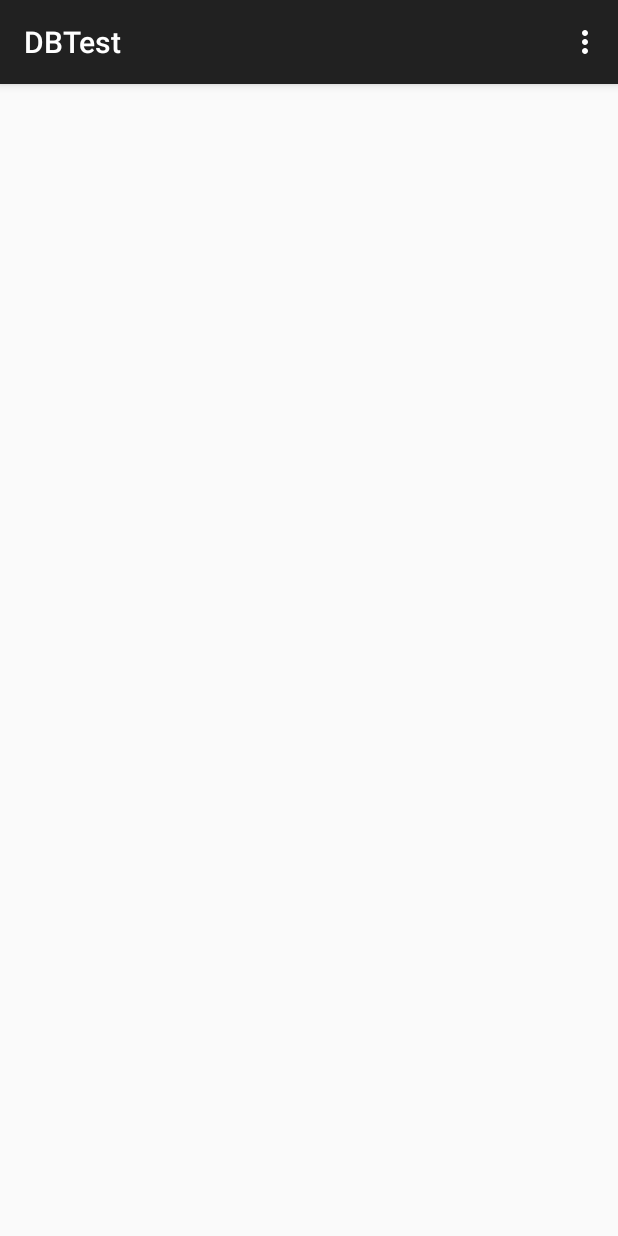
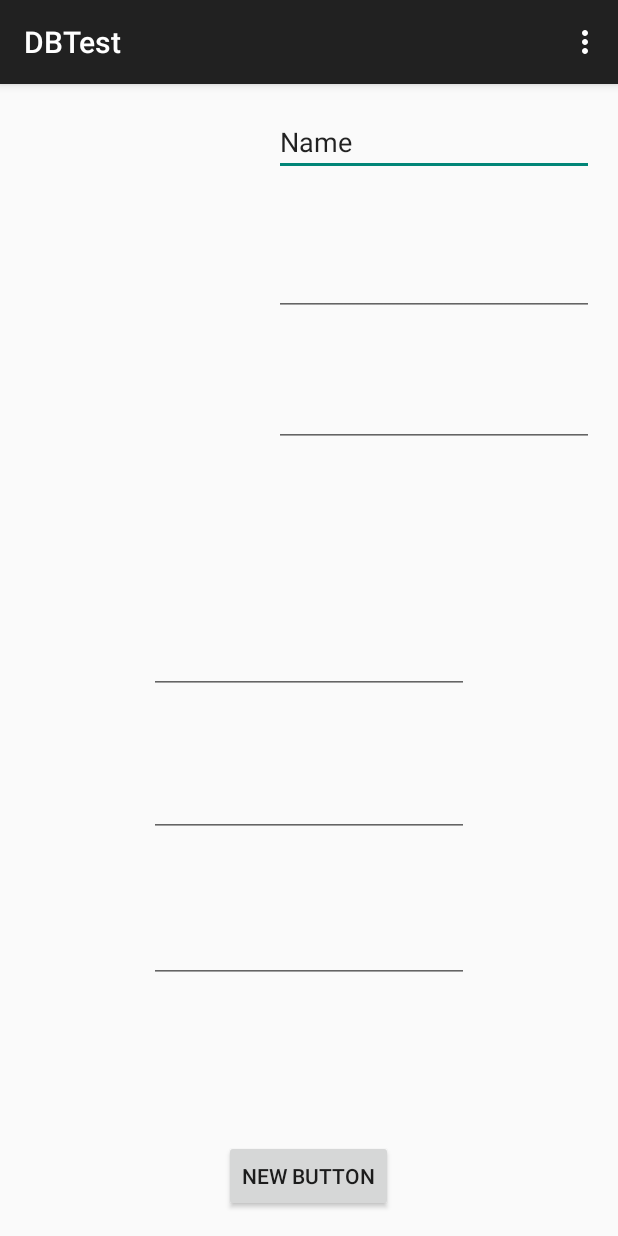
Before and after one commit to rahulamlekar/Synq, an Android app: the MainActivity screen opened directly, with no data from a screen before it, on a phone screen of 412 x 824 dp. Run offline under Robolectric (Android 15) with nearby library versions, the phone set to English and light mode, and no system bars; libraries missing offline, so code that uses them is left out: com.firebase.client; 2 statements that could not run were skipped.

Commit message:
Main in progress

```diff
--- a/app/src/main/java/com/srijan/dbtest/MainActivity.java
+++ b/app/src/main/java/com/srijan/dbtest/MainActivity.java
@@ -12,41 +12,28 @@ import com.firebase.client.Firebase;
 import com.firebase.client.FirebaseError;
 import com.firebase.client.ValueEventListener;
 
+import org.json.JSONObject;
+
 
 public class MainActivity extends ActionBarActivity {
 
+    private Firebase f;
+    private JSONObject card;
+    private String currUser;
 
     @Override
     protected void onCreate(Bundle savedInstanceState) {
         super.onCreate(savedInstanceState);
-//       Firebase.setAndroidContext(this);
+        Firebase.setAndroidContext(this);
+        f = new Firebase("https://scorching-heat-4537.firebaseio.com/");
+        currUser = "";//get from Dhillon
         setContentView(R.layout.activity_main);
 
-        //Firebase f = new Firebase("https://scorching-heat-4537.firebaseio.com/");
-        //f.addValueEventListener(new ValueEventListener() {
-//            @Override
-//            public void onDataChange(DataSnapshot dataSnapshot) {
-////                TextView dataSum = (TextView)findViewById(R.id.dataSum);
-////                dataSum.setText(dataSnapshot.getValue(String.class));
-//            }
-//
-//            @Override
-//            public void onCancelled(FirebaseError firebaseError) {
-//
-//            }
-//        });
     }
 
-//    public void data1(View view) {
-//        Firebase f = new Firebase("https://scorching-heat-4537.firebaseio.com/");
-//        f.setValue(1);
-//    }
-//
-//    public void data2(View view) {
-//        Firebase f = new Firebase("https://scorching-heat-4537.firebaseio.com/");
-//        f.setValue(2);
-//    }
+    public populateInfo() {
 
+    }
 
 
     @Override
--- a/app/src/main/res/layout/activity_main.xml
+++ b/app/src/main/res/layout/activity_main.xml
@@ -5,4 +5,82 @@
     android:paddingTop="@dimen/activity_vertical_margin"
     android:paddingBottom="@dimen/activity_vertical_margin" tools:context=".MainActivity">
 
+    <!--<ImageView-->
+        <!--android:layout_width="wrap_content"-->
+        <!--android:layout_height="wrap_content"-->
+        <!--android:id="@+id/imageView"-->
+        <!--android:src="@drawable/Synq-logo" />-->
+
+    <EditText
+        android:layout_width="wrap_content"
+        android:layout_height="wrap_content"
+        android:inputType="textPersonName"
+        android:text="Name"
+        android:ems="10"
+        android:id="@+id/editText6"
+        android:layout_below="@+id/imageView"
+        android:layout_alignParentRight="true"
+        android:layout_alignParentEnd="true" />
+
+    <EditText
+        android:layout_width="wrap_content"
+        android:layout_height="wrap_content"
+        android:inputType="textPassword"
+        android:ems="10"
+        android:id="@+id/editText8"
+        android:layout_marginTop="135dp"
+        android:layout_below="@+id/editText6"
+        android:layout_alignParentRight="true"
+        android:layout_alignParentEnd="true" />
+
+    <EditText
+        android:layout_width="wrap_content"
+        android:layout_height="wrap_content"
+        android:inputType="textEmailAddress"
+        android:ems="10"
+        android:id="@+id/editText7"
+        android:layout_below="@+id/editText6"
+        android:layout_alignParentRight="true"
+        android:layout_alignParentEnd="true"
+        android:layout_marginTop="48dp" />
+
+    <EditText
+        android:layout_width="wrap_content"
+        android:layout_height="wrap_content"
+        android:inputType="phone"
+        android:ems="10"
+        android:id="@+id/editText9"
+        android:layout_centerVertical="true"
+        android:layout_centerHorizontal="true" />
+
+    <EditText
+        android:layout_width="wrap_content"
+        android:layout_height="wrap_content"
+        android:inputType="phone"
+        android:ems="10"
+        android:id="@+id/editText10"
+        android:layout_marginTop="50dp"
+        android:layout_below="@+id/editText9"
+        android:layout_alignLeft="@+id/editText9"
+        android:layout_alignStart="@+id/editText9" />
+
+    <EditText
+        android:layout_width="wrap_content"
+        android:layout_height="wrap_content"
+        android:inputType="phone"
+        android:ems="10"
+        android:id="@+id/editText11"
+        android:layout_below="@+id/editText10"
+        android:layout_alignLeft="@+id/editText10"
+        android:layout_alignStart="@+id/editText10"
+        android:layout_marginTop="52dp" />
+
+    <Button
+        style="?android:attr/buttonStyleSmall"
+        android:layout_width="wrap_content"
+        android:layout_height="wrap_content"
+        android:text="New Button"
+        android:id="@+id/button2"
+        android:layout_alignParentBottom="true"
+        android:layout_centerHorizontal="true" />
 </RelativeLayout>
```
